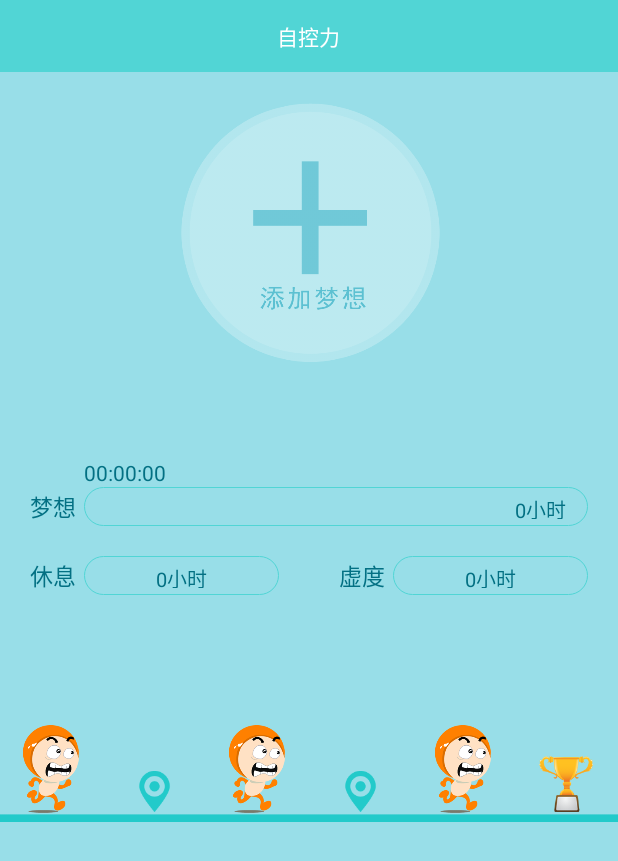
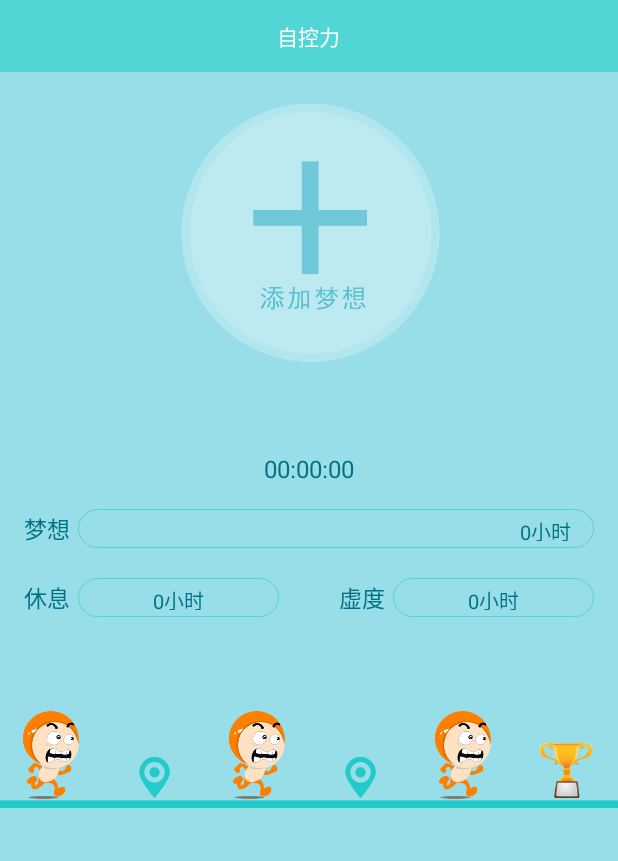
Before and after one commit to 814597544/MySchool, an Android app: the ZklActivity screen opened directly, with no data from a screen before it, on a phone screen of 412 x 824 dp. Shown: the top 861 px of the screen. Run offline under Robolectric (Android 15) with nearby library versions, the phone set to English and light mode, and no system bars; our stand-ins replace CircleImageView; libraries missing offline, so code that uses them is left out: com.daimajia.easing, com.nineoldandroids.animation, com.viewpagerindicator; 32 statements that could not run were skipped.

Commit message:
zkl finish 1.3

```diff
--- a/app/src/main/java/com/example/administrator/myschool/ZklActivity.java
+++ b/app/src/main/java/com/example/administrator/myschool/ZklActivity.java
@@ -18,7 +18,7 @@ import android.util.Log;
 import android.view.View;
 import android.widget.ImageView;
 import android.widget.TextView;
-
+import android.widget.Toast;
 
 
 import com.akexorcist.roundcornerprogressbar.RoundCornerProgressBar;
@@ -60,6 +60,8 @@ public class ZklActivity extends Activity{
     private Timer time = null	;
     int TodayFinishTime=0;
     private static final int BAR_ANIMATION_TIME = 1000;
+
+    Cursor cursor3;
     MyBindService.MyBinder binder;
 
 
@@ -85,6 +87,7 @@ public class ZklActivity extends Activity{
         updateProgressTwo();
         initViews();
     }
+
 
     private void findView() {
         databaseHelper = new DatabaseHelper(this);
@@ -164,6 +167,7 @@ public class ZklActivity extends Activity{
                                 new DialogInterface.OnClickListener() {
                                     public void onClick(DialogInterface dialog,
                                                         int whichButton) {
+
                                         // 这里添加点击确定后的逻辑
                                         sqLiteDatabase.execSQL("delete from mydream ;");
                                         sqLiteDatabase.execSQL("delete from mystatus ;");
@@ -212,6 +216,19 @@ public class ZklActivity extends Activity{
         start_dream.setOnClickListener(new View.OnClickListener() {
             @Override
             public void onClick(View v) {
+             startMyDream();
+            }
+        });
+        stop_dream.setOnClickListener(new View.OnClickListener() {
+            @Override
+            public void onClick(View v) {
+              stopMyDream();
+            }
+        });
+        }
+
+
+  public void startMyDream(){
     start_dream.setVisibility(View.GONE);
     stop_dream.setVisibility(View.VISIBLE);
 
@@ -225,10 +242,8 @@ public class ZklActivity extends Activity{
     Log.e("start------","start");
     startTimer();
     }
-        });
-        stop_dream.setOnClickListener(new View.OnClickListener() {
-            @Override
-            public void onClick(View v) {
+
+    public  void stopMyDream(){
         start_dream.setVisibility(View.VISIBLE);
         stop_dream.setVisibility(View.GONE);
         getNowTime();
@@ -249,11 +264,11 @@ public class ZklActivity extends Activity{
                 if ( cursor2.getString(0).equals(nowtime)){
                     TodayFinishTime=Integer.parseInt(cursor2.getString(1));
                     sqLiteDatabase.execSQL("update mystatus set  time =? where date=? ;", new String[]{""+(TodayFinishTime+binder.getCount()),nowtime});
-                            myApplication.setTodayTime(TodayFinishTime+binder.getCount());
+                    myApplication.setTodayTime(TodayFinishTime + binder.getCount());
                     // 解除绑定
                     binder=null;
                     getApplicationContext().unbindService(connection);
-                            Log.e("stop------","stopu");
+                    Log.e("stop------", "stopu");
                     break;
                 }
 
@@ -272,14 +287,10 @@ public class ZklActivity extends Activity{
         }
         stopTimer();
     }
-        });
-        }
-
 
     private void updateProgressTwo() {
         getNowTime();
-        Cursor cursor3 = sqLiteDatabase.rawQuery("select time from mystatus where date=?;",new String[]{nowtime});
-
+        cursor3 = sqLiteDatabase.rawQuery("select time from mystatus where date=?;",new String[]{nowtime});
         if (cursor3.getCount()!=0){
             while (cursor3.moveToNext()){
                 try {
@@ -311,6 +322,9 @@ public class ZklActivity extends Activity{
         super.onResume();
 
        mCircularBarPager.getCircularBar().animateProgress(0, 60, 1000);
+        findView();
+        updateProgressTwo();
+        initViews();
 
     }
 
@@ -551,17 +565,24 @@ public class ZklActivity extends Activity{
                 /* ------发送广播------*/
                     myApplication.setZklWhter("time");
                     myApplication.setTodayFinishTime(myApplication.getTodayTime()+binder.getCount());
+
                     Log.e("$$$$$$$","progress2="+progress2);
                     Intent intent2 = new Intent();
                     intent2.setAction("com.rao.myproject.Status");
                     sendBroadcast(intent2);
 
-                    if (myApplication.getTodayFinishTime()==3600*Integer.parseInt(myApplication.getDreamTime())){
+                    if (myApplication.getTodayFinishTime()>=3600*Integer.parseInt(myApplication.getDreamTime())){
+
                         // 解除绑定
                         binder=null;
                         getApplicationContext().unbindService(connection);
                         stopTimer();
 
+                        myApplication.setStatus("0");
+                        myApplication.setZklWhter("dreamS");
+
+                        myApplication.setTodayTime(Integer.parseInt(myApplication.getDreamTime()));
+                        sqLiteDatabase.execSQL("update mystatus set  time =? where date=? ;", new String[]{""+Integer.parseInt(myApplication.getDreamTime()),nowtime});
                     }
                 }
             };
--- a/app/src/main/res/layout/activity_custom_loding_dialog_layout.xml
+++ b/app/src/main/res/layout/activity_custom_loding_dialog_layout.xml
@@ -5,8 +5,8 @@
     android:gravity="center" >
 
     <LinearLayout
-        android:layout_width="220dp"
-        android:layout_height="220dp"
+        android:layout_width="160dp"
+        android:layout_height="160dp"
         android:layout_gravity="center"
         android:background="@drawable/settext_bag"
         android:orientation="vertical" >
--- a/app/src/main/res/layout/activity_zkl.xml
+++ b/app/src/main/res/layout/activity_zkl.xml
@@ -67,7 +67,7 @@
             android:layout_width="fill_parent"
             android:layout_height="fill_parent"
             android:orientation="horizontal"
-            android:layout_marginTop="66dp"
+            android:layout_marginTop="46dp"
             android:background="#00000000"
             >
             <LinearLayout
--- a/app/src/main/res/layout/progressbar_layout.xml
+++ b/app/src/main/res/layout/progressbar_layout.xml
@@ -7,7 +7,6 @@
 <RelativeLayout
     xmlns:android="http://schemas.android.com/apk/res/android"
     xmlns:app="http://schemas.android.com/apk/res-auto"
-    xmlns:tools="http://schemas.android.com/tools"
     android:layout_width="fill_parent"
     android:layout_height="wrap_content"
     android:gravity="center"
@@ -18,17 +17,19 @@
         android:layout_width="fill_parent"
         android:layout_height="wrap_content"
         android:orientation="vertical"
-        android:padding="20dp"
+        android:padding="16dp"
         >
         <LinearLayout
-            android:layout_width="wrap_content"
-            android:layout_height="wrap_content">
+            android:layout_width="fill_parent"
+            android:layout_height="wrap_content"
+            android:layout_marginBottom="16dp"
+            android:gravity="center">
             <TextView
                 android:id="@+id/today_finishtime"
                 android:layout_width="wrap_content"
                 android:layout_height="wrap_content"
-                android:layout_marginLeft="36dp"
                 android:textColor="#037083"
+                android:textSize="16sp"
                 android:text="00:00:00"/>
             </LinearLayout>
         <LinearLayout
```
Also changed, not shown: app/src/main/java/com/lodingdialog/RotateImageView.java (deleted, +0 -49 lines), app/src/main/java/com/rao/MySchool/been/MyApplication.java (+12 -0 lines). Lines whose indentation alone changed are shown as unchanged.
